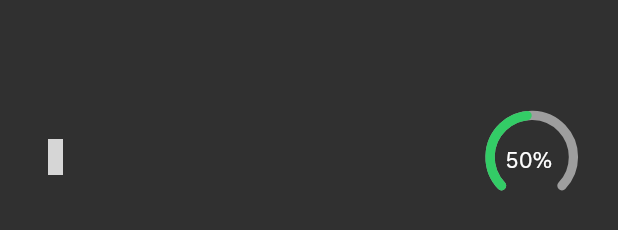
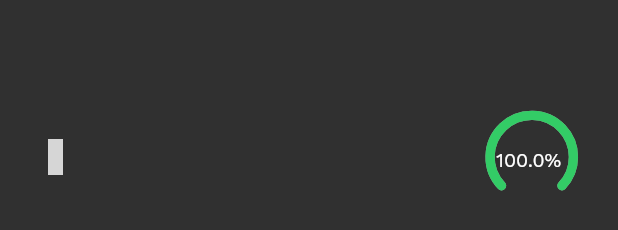
Before and after one commit to rbrunney/InvestEd, a Flutter app: the LessonMarker widget shown alone on an empty page, opened directly, on a phone screen of 412 x 824 dp. Shown: the part 461-691 px from the top of the screen. Run offline on Flutter 3.47's test engine with Material 2 defaults, Android fonts, the phone set to English and light mode, and no system bars; drawn by our look-alikes of syncfusion_flutter_gauges; our stand-ins replace fl_chart, flutter_vector_icons, page_transition; grey boxes are pictures that could not be loaded.

Commit message:
Updating Lesson Marker
Updating Lesson Marker! Made it be more dynamic, so that way it is a lot cleaner and makes it easier when I start connecting pieces together

```diff
--- a/InvestEd/Front End/invested/lib/pages/lesson/lesson_marker.dart
+++ b/InvestEd/Front End/invested/lib/pages/lesson/lesson_marker.dart
@@ -7,10 +7,12 @@ class LessonMarker extends StatelessWidget {
   final String name;
   final double reward;
   final IconData iconData;
+  final double percentageComplete;
   const LessonMarker({
     Key? key,
     this.name = '',
     this.reward = 0,
+    this.percentageComplete = 0,
     this.iconData = Icons.abc_outlined
   }) : super(key: key);
 
@@ -39,7 +41,7 @@ class LessonMarker extends StatelessWidget {
             ),
           ),
           const Spacer(),
-          const ProgressRadial()
+          ProgressRadial(percentageComplete: percentageComplete)
         ],
       ),
     );
--- a/InvestEd/Front End/invested/lib/pages/lesson/lesson_page.dart
+++ b/InvestEd/Front End/invested/lib/pages/lesson/lesson_page.dart
@@ -26,21 +26,25 @@ class _LessonPageState extends State<LessonPage> {
                   iconData: MaterialCommunityIcons.checkbox_marked_outline,
                   name: "Evaluating Goals",
                   reward: 500,
+                  percentageComplete: 100,
                 ),
                 const LessonMarker(
                   iconData: MaterialCommunityIcons.alert_octagram_outline,
                   name: "Risk Management",
                   reward: 750,
+                  percentageComplete: 33,
                 ),
                 const LessonMarker(
                   iconData: Ionicons.md_cash_outline,
                   name: "Stock 101",
                   reward: 1000,
+                  percentageComplete: 50,
                 ),
                 const LessonMarker(
                   iconData: MaterialCommunityIcons.script_text_outline,
                   name: "Order Types",
                   reward: 350,
+                  percentageComplete: 75,
                 )
               ],
             )
--- a/InvestEd/Front End/invested/lib/pages/lesson/progress_radial.dart
+++ b/InvestEd/Front End/invested/lib/pages/lesson/progress_radial.dart
@@ -5,7 +5,11 @@ import 'package:invested/util/global_styling.dart' as global_styling;
 import '../../util/custom_text.dart';
 
 class ProgressRadial extends StatelessWidget {
-  const ProgressRadial({Key? key}) : super(key: key);
+  final double percentageComplete;
+  const ProgressRadial({
+    Key? key,
+    this.percentageComplete = 0
+  }) : super(key: key);
 
   @override
   Widget build(BuildContext context) {
@@ -27,7 +31,7 @@ class ProgressRadial extends StatelessWidget {
           pointers: <GaugePointer>[
             RangePointer(
               color: Color(global_styling.LOGO_COLOR),
-              value: 50,
+              value: percentageComplete,
               cornerStyle: CornerStyle.bothCurve,
               width: 0.2,
               sizeUnit: GaugeSizeUnit.factor,
@@ -37,7 +41,8 @@ class ProgressRadial extends StatelessWidget {
             GaugeAnnotation(
               positionFactor: 0.1,
                 widget: CustomText(
-                  text: "50%"
+                  text: "$percentageComplete%",
+                  fontSize: 13,
                 )
             )
           ],
--- /dev/null
+++ b/InvestEd/Time Tracker/privacy_policy.txt
@@ -0,0 +1 @@
+https://www.privacypolicygenerator.info/live.php?token=76jkaWhhMLiV8OyZBN6VluVlCas8LBzi
```
Also changed, not shown: InvestEd/Time Tracker/tracker.json (+10 -0 lines).
